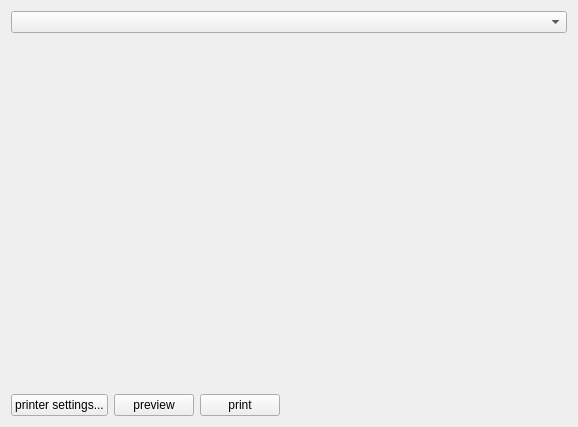
Above: cprint.ui from birkeh/picturePrint before the change. Below: the same form after it.
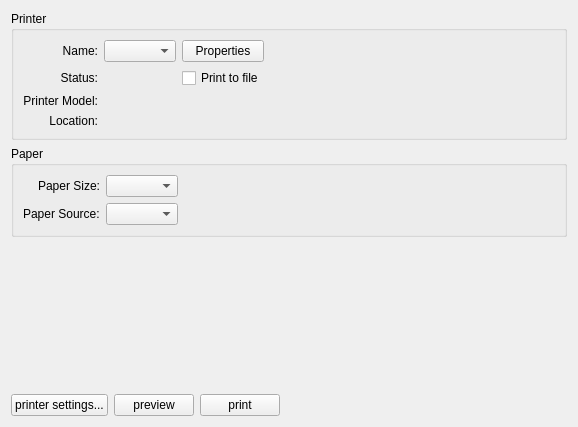
That is the form after the change.

Commit message: print output

Patch:
```diff
--- a/cprint.ui
+++ b/cprint.ui
@@ -21,16 +21,159 @@
        <property name="orientation">
         <enum>Qt::Horizontal</enum>
        </property>
-       <widget class="QWidget" name="">
+       <widget class="QWidget" name="layoutWidget">
         <layout class="QVBoxLayout" name="verticalLayout_2">
          <item>
-          <widget class="QComboBox" name="m_lpPrinterSelect"/>
+          <widget class="QGroupBox" name="groupBox">
+           <property name="title">
+            <string>Printer</string>
+           </property>
+           <layout class="QGridLayout" name="gridLayout_3">
+            <item row="0" column="0">
+             <layout class="QGridLayout" name="gridLayout_2">
+              <item row="1" column="3">
+               <widget class="QCheckBox" name="m_lpPrintToFile">
+                <property name="text">
+                 <string>Print to file</string>
+                </property>
+               </widget>
+              </item>
+              <item row="0" column="1">
+               <widget class="QLabel" name="label_2">
+                <property name="text">
+                 <string>Name:</string>
+                </property>
+                <property name="alignment">
+                 <set>Qt::AlignRight|Qt::AlignTrailing|Qt::AlignVCenter</set>
+                </property>
+               </widget>
+              </item>
+              <item row="1" column="2">
+               <widget class="QLabel" name="m_lpPrinterStatus">
+                <property name="text">
+                 <string/>
+                </property>
+               </widget>
+              </item>
+              <item row="0" column="4">
+               <spacer name="horizontalSpacer_4">
+                <property name="orientation">
+                 <enum>Qt::Horizontal</enum>
+                </property>
+                <property name="sizeHint" stdset="0">
+                 <size>
+                  <width>40</width>
+                  <height>20</height>
+                 </size>
+                </property>
+               </spacer>
+              </item>
+              <item row="2" column="2" colspan="2">
+               <widget class="QLabel" name="m_lpPrinterMakeAndModel">
+                <property name="text">
+                 <string/>
+                </property>
+               </widget>
+              </item>
+              <item row="0" column="2">
+               <widget class="QComboBox" name="m_lpPrinterSelect"/>
+              </item>
+              <item row="0" column="3">
+               <widget class="QPushButton" name="m_lpPrinterProperties">
+                <property name="text">
+                 <string>Properties</string>
+                </property>
+               </widget>
+              </item>
+              <item row="2" column="1">
+               <widget class="QLabel" name="label">
+                <property name="text">
+                 <string>Printer Model:</string>
+                </property>
+                <property name="alignment">
+                 <set>Qt::AlignRight|Qt::AlignTrailing|Qt::AlignVCenter</set>
+                </property>
+               </widget>
+              </item>
+              <item row="1" column="1">
+               <widget class="QLabel" name="label_4">
+                <property name="text">
+                 <string>Status:</string>
+                </property>
+                <property name="alignment">
+                 <set>Qt::AlignRight|Qt::AlignTrailing|Qt::AlignVCenter</set>
+                </property>
+               </widget>
+              </item>
+              <item row="3" column="2" colspan="2">
+               <widget class="QLabel" name="m_lpPrinterLocation">
+                <property name="text">
+                 <string/>
+                </property>
+               </widget>
+              </item>
+              <item row="3" column="1">
+               <widget class="QLabel" name="label_5">
+                <property name="text">
+                 <string>Location:</string>
+                </property>
+                <property name="alignment">
+                 <set>Qt::AlignRight|Qt::AlignTrailing|Qt::AlignVCenter</set>
+                </property>
+               </widget>
+              </item>
+             </layout>
+            </item>
+           </layout>
+          </widget>
          </item>
          <item>
-          <widget class="QLabel" name="m_lpPrinterMakeAndModel">
-           <property name="text">
-            <string/>
+          <widget class="QGroupBox" name="groupBox_2">
+           <property name="title">
+            <string>Paper</string>
            </property>
+           <layout class="QGridLayout" name="gridLayout_5">
+            <item row="0" column="0">
+             <layout class="QGridLayout" name="gridLayout_4">
+              <item row="0" column="0">
+               <widget class="QLabel" name="label_3">
+                <property name="text">
+                 <string>Paper Size:</string>
+                </property>
+                <property name="alignment">
+                 <set>Qt::AlignRight|Qt::AlignTrailing|Qt::AlignVCenter</set>
+                </property>
+               </widget>
+              </item>
+              <item row="0" column="2">
+               <spacer name="horizontalSpacer_3">
+                <property name="orientation">
+                 <enum>Qt::Horizontal</enum>
+                </property>
+                <property name="sizeHint" stdset="0">
+                 <size>
+                  <width>40</width>
+                  <height>20</height>
+                 </size>
+                </property>
+               </spacer>
+              </item>
+              <item row="0" column="1">
+               <widget class="QComboBox" name="m_lpPaperSize"/>
+              </item>
+              <item row="1" column="0">
+               <widget class="QLabel" name="label_6">
+                <property name="text">
+                 <string>Paper Source:</string>
+                </property>
+               </widget>
+              </item>
+              <item row="1" column="1">
+               <widget class="QComboBox" name="m_lpPaperSource"/>
+              </item>
+             </layout>
+            </item>
+           </layout>
           </widget>
          </item>
          <item>
```
The commit also changes 3 other files.
